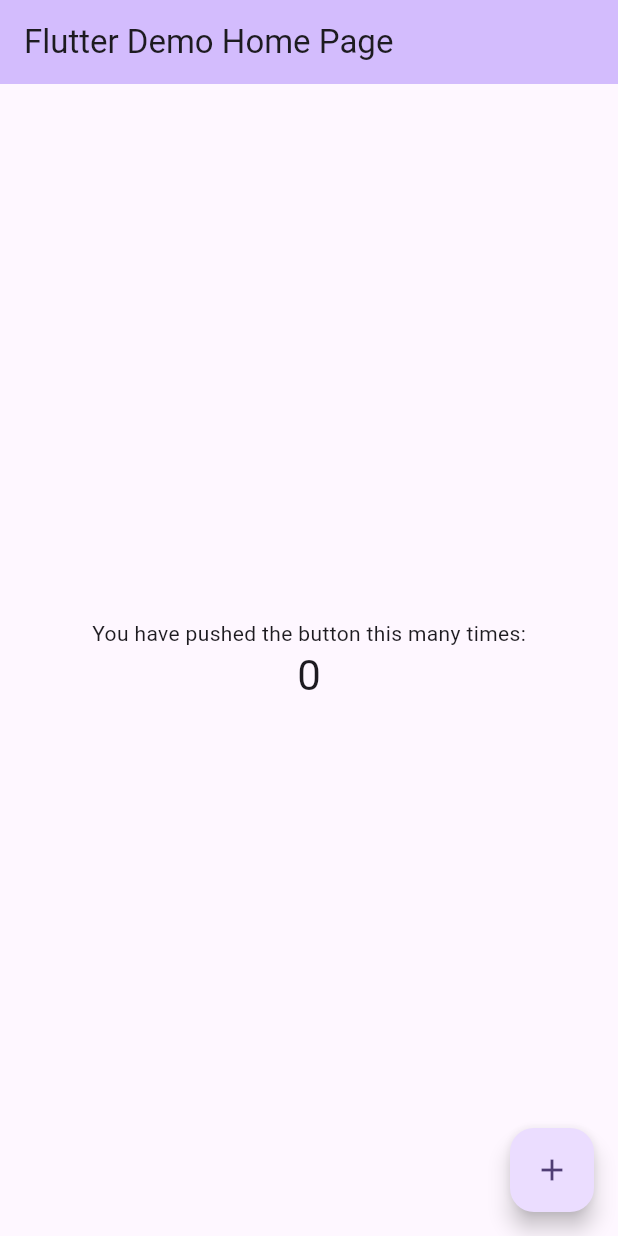
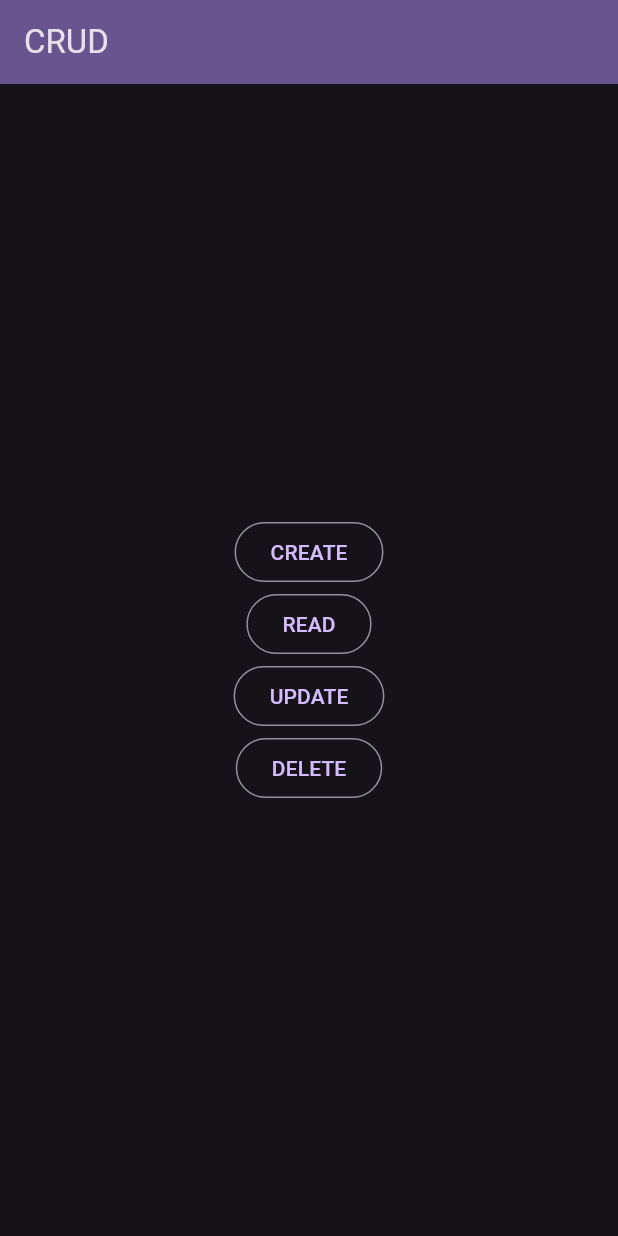
Before and after one commit to Amelia06-anf/amelia_prefb, a Flutter app: the screen it shows after launch, on a phone screen of 412 x 824 dp. Run offline on Flutter 3.47's test engine with Material 3 defaults, Android fonts, the phone set to English and light mode, and no system bars; our stand-ins replace cloud_firestore, firebase_core; accounts and stored records are empty.

Commit message:
create crud

```diff
--- /dev/null
+++ b/firestore.indexes.json
@@ -0,0 +1,4 @@
+{
+  "indexes": [],
+  "fieldOverrides": []
+}
--- /dev/null
+++ b/lib/app.dart
@@ -0,0 +1,20 @@
+import 'package:amelia_prefb/crud.dart';
+import 'package:flutter/material.dart';
+
+class App extends StatelessWidget {
+  const App({super.key});
+
+  @override
+  Widget build(BuildContext context) {
+    return MaterialApp(
+        title: 'Flutter Demo',
+        theme: ThemeData(
+          colorScheme: ColorScheme.fromSeed(
+            brightness: Brightness.dark,
+            seedColor: Colors.deepPurple,
+          ),
+          useMaterial3: true,
+        ),
+        home: const Firestore());
+  }
+}
--- /dev/null
+++ b/lib/crud.dart
@@ -0,0 +1,55 @@
+import 'package:cloud_firestore/cloud_firestore.dart';
+import 'package:flutter/material.dart';
+
+class Firestore extends StatelessWidget {
+  const Firestore({super.key});
+
+  @override
+  Widget build(BuildContext context) {
+    return Scaffold(
+        appBar: AppBar(
+          title: const Text('CRUD'),
+          backgroundColor: Theme.of(context).colorScheme.inversePrimary,
+        ),
+        body: Center(
+          child: Column(
+            mainAxisAlignment: MainAxisAlignment.center,
+            children: [
+              OutlinedButton(
+                onPressed: () async {
+                  await FirebaseFirestore.instance.collection('coba').doc().set({'nama': 'andini'});
+                },
+                child: const Text('CREATE'),
+              ),
+              OutlinedButton(
+                onPressed: () async {
+                  final result = await FirebaseFirestore.instance.collection('username').get();
+                  debugPrint(result.toString());
+                  debugPrint(result.toString());
+                  debugPrint(result.docs.toString());
+                  debugPrint(result.docs[0].toString());
+                  debugPrint(result.docs[1].id.toString());
+                  debugPrint(result.docs[1].data()['nama'].toString());
+                },
+                child: const Text('READ'),
+              ),
+              OutlinedButton(
+                onPressed: () async {
+                  await FirebaseFirestore.instance
+                      .collection('username')
+                      .doc('Q7P7Gu351nVEd0snw8hr')
+                      .update({'nama': 'amelia'});
+                },
+                child: const Text('UPDATE'),
+              ),
+              OutlinedButton(
+                onPressed: () async {
+                  await FirebaseFirestore.instance.collection('username').doc('Q7P7Gu351nVEd0snw8hr').delete();
+                },
+                child: const Text('DELETE'),
+              ),
+            ],
+          ),
+        ));
+  }
+}
--- a/lib/main.dart
+++ b/lib/main.dart
@@ -1,125 +1,6 @@
+import 'package:amelia_prefb/app.dart';
 import 'package:flutter/material.dart';
 
 void main() {
-  runApp(const MyApp());
+  runApp(const App());
 }
-
-class MyApp extends StatelessWidget {
-  const MyApp({super.key});
-
-  // This widget is the root of your application.
-  @override
-  Widget build(BuildContext context) {
-    return MaterialApp(
-      title: 'Flutter Demo',
-      theme: ThemeData(
-        // This is the theme of your application.
-        //
-        // TRY THIS: Try running your application with "flutter run". You'll see
-        // the application has a blue toolbar. Then, without quitting the app,
-        // try changing the seedColor in the colorScheme below to Colors.green
-        // and then invoke "hot reload" (save your changes or press the "hot
-        // reload" button in a Flutter-supported IDE, or press "r" if you used
-        // the command line to start the app).
-        //
-        // Notice that the counter didn't reset back to zero; the application
-        // state is not lost during the reload. To reset the state, use hot
-        // restart instead.
-        //
-        // This works for code too, not just values: Most code changes can be
-        // tested with just a hot reload.
-        colorScheme: ColorScheme.fromSeed(seedColor: Colors.deepPurple),
-        useMaterial3: true,
-      ),
-      home: const MyHomePage(title: 'Flutter Demo Home Page'),
-    );
-  }
-}
-
-class MyHomePage extends StatefulWidget {
-  const MyHomePage({super.key, required this.title});
-
-  // This widget is the home page of your application. It is stateful, meaning
-  // that it has a State object (defined below) that contains fields that affect
-  // how it looks.
-
-  // This class is the configuration for the state. It holds the values (in this
-  // case the title) provided by the parent (in this case the App widget) and
-  // used by the build method of the State. Fields in a Widget subclass are
-  // always marked "final".
-
-  final String title;
-
-  @override
-  State<MyHomePage> createState() => _MyHomePageState();
-}
-
-class _MyHomePageState extends State<MyHomePage> {
-  int _counter = 0;
-
-  void _incrementCounter() {
-    setState(() {
-      // This call to setState tells the Flutter framework that something has
-      // changed in this State, which causes it to rerun the build method below
-      // so that the display can reflect the updated values. If we changed
-      // _counter without calling setState(), then the build method would not be
-      // called again, and so nothing would appear to happen.
-      _counter++;
-    });
-  }
-
-  @override
-  Widget build(BuildContext context) {
-    // This method is rerun every time setState is called, for instance as done
-    // by the _incrementCounter method above.
-    //
-    // The Flutter framework has been optimized to make rerunning build methods
-    // fast, so that you can just rebuild anything that needs updating rather
-    // than having to individually change instances of widgets.
-    return Scaffold(
-      appBar: AppBar(
-        // TRY THIS: Try changing the color here to a specific color (to
-        // Colors.amber, perhaps?) and trigger a hot reload to see the AppBar
-        // change color while the other colors stay the same.
-        backgroundColor: Theme.of(context).colorScheme.inversePrimary,
-        // Here we take the value from the MyHomePage object that was created by
-        // the App.build method, and use it to set our appbar title.
-        title: Text(widget.title),
-      ),
-      body: Center(
-        // Center is a layout widget. It takes a single child and positions it
-        // in the middle of the parent.
-        child: Column(
-          // Column is also a layout widget. It takes a list of children and
-          // arranges them vertically. By default, it sizes itself to fit its
-          // children horizontally, and tries to be as tall as its parent.
-          //
-          // Column has various properties to control how it sizes itself and
-          // how it positions its children. Here we use mainAxisAlignment to
-          // center the children vertically; the main axis here is the vertical
-          // axis because Columns are vertical (the cross axis would be
-          // horizontal).
-          //
-          // TRY THIS: Invoke "debug painting" (choose the "Toggle Debug Paint"
-          // action in the IDE, or press "p" in the console), to see the
-          // wireframe for each widget.
-          mainAxisAlignment: MainAxisAlignment.center,
-          children: <Widget>[
-            const Text(
-              'You have pushed the button this many times:',
-            ),
-            Text(
-              '$_counter',
-              style: Theme.of(context).textTheme.headlineMedium,
-            ),
-          ],
-        ),
-      ),
-      floatingActionButton: FloatingActionButton(
-        onPressed: _incrementCounter,
-        tooltip: 'Increment',
-        child: const Icon(Icons.add),
-      ), // This trailing comma makes auto-formatting nicer for build methods.
-    );
-  }
-}
```
Also changed, not shown: pubspec.yaml (+5 -69 lines), firebase.json (added), lib/firebase_options.dart (added), pubspec.lock, 7 other files.
